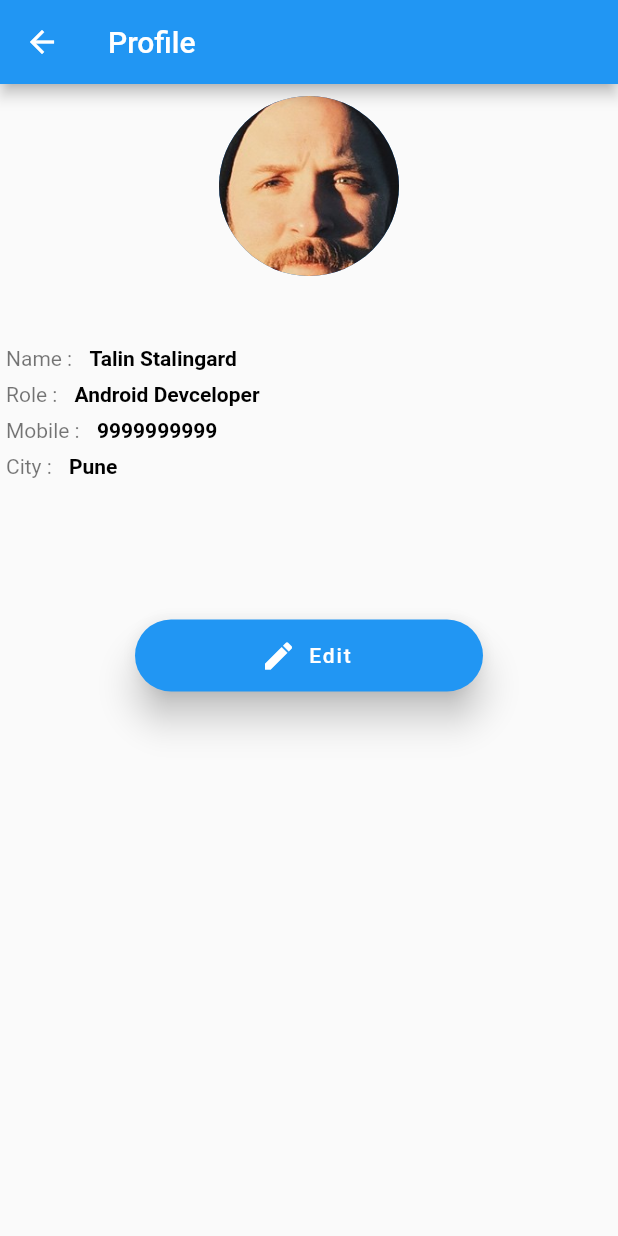
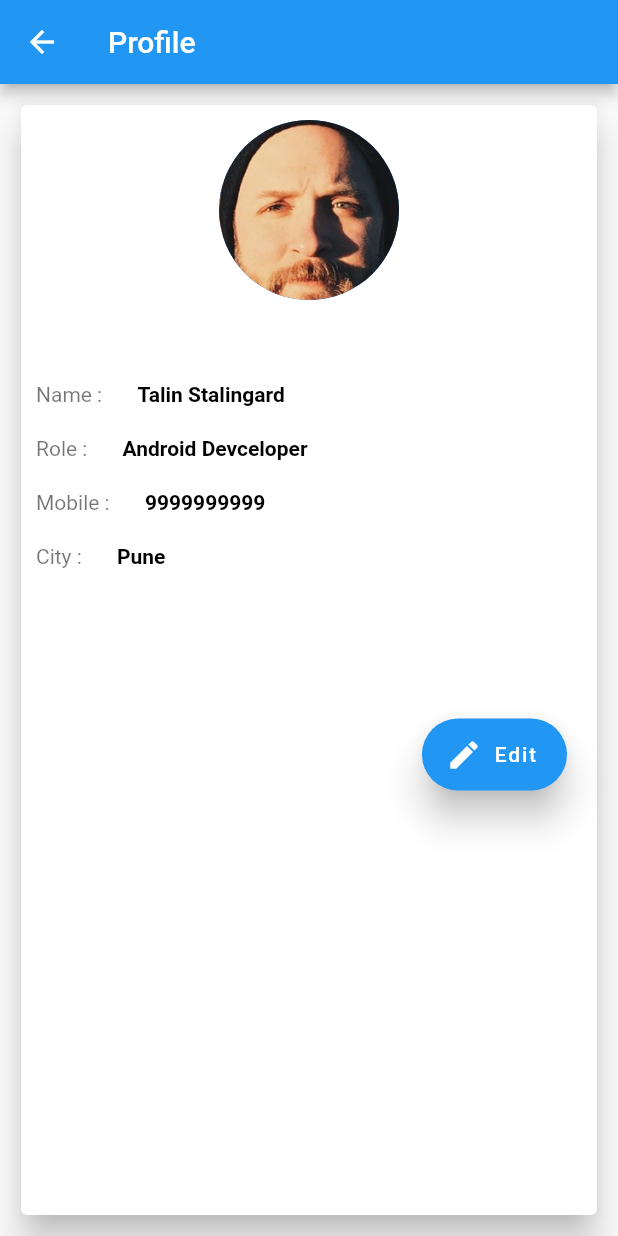
Before and after one commit to ShivaniSN/Flutter-Trial, a Flutter app: the Dashboard screen opened directly, in the side drawer, after a tap on "Profile", on a phone screen of 412 x 824 dp. Run offline on Flutter 3.47's test engine with Material 2 defaults, Android fonts, the phone set to English and light mode, and no system bars; our stand-ins replace carousel_pro.

Commit message:
connectivity between logout option of dasboard and login done

```diff
--- a/lib/Dashboard.dart
+++ b/lib/Dashboard.dart
@@ -1,7 +1,9 @@
 import 'package:carousel_pro/carousel_pro.dart';
 import 'package:flutter/material.dart';
+import 'package:flutter/services.dart';
 import 'package:flutter_app/Category.dart';
 import 'package:flutter_app/ChangePassword.dart';
+import 'package:flutter_app/Login.dart';
 
 import 'Profile.dart';
 
@@ -145,6 +147,14 @@ class Dashboard extends StatelessWidget {
                 Icons.exit_to_app,
                 color: Colors.blue,
               ),
+              onTap: (){
+                Navigator.pushReplacement(
+                  context,
+                  new MaterialPageRoute(
+                      builder: (context) => new Login()),
+                );
+              }
+                  //to exit the app => => => => => => SystemChannels.platform.invokeMethod<void>('SystemNavigator.pop'),
             )
           ],
         ),
--- a/lib/Profile.dart
+++ b/lib/Profile.dart
@@ -4,7 +4,7 @@ import 'package:flutter_app/EditTextWidget.dart';
 
 class Profile extends StatelessWidget {
   String userName;
-  var iconList = [Icons.person,Icons.mobile_screen_share];
+  var iconList = [Icons.person, Icons.mobile_screen_share];
 
   Profile(String loginName) {
     userName = loginName;
@@ -29,10 +29,14 @@ class Profile extends StatelessWidget {
             }),
         title: Text('Profile'),
       ),
-      body: ListView(
+      body: Padding(
+        padding: const EdgeInsets.all(10.0),
+        child: Card(
+          elevation: 10.0,
+          child: ListView(
             children: <Widget>[
               Padding(
-            padding: EdgeInsets.all(8.0),
+                padding: EdgeInsets.all(10.0),
                 child: CircleAvatar(
                   backgroundImage: new AssetImage('assets/images/talin.jpg'),
                   minRadius: 30,
@@ -52,7 +56,7 @@ class Profile extends StatelessWidget {
               Row(
                 children: <Widget>[
                   Padding(
-                  padding: EdgeInsets.all(4.0),
+                      padding: EdgeInsets.all(10.0),
                       child: Text(
                         'Name : ',
                         style: TextStyle(
@@ -61,7 +65,7 @@ class Profile extends StatelessWidget {
                             color: Colors.black54),
                       )),
                   Padding(
-                  padding: EdgeInsets.all(4.0),
+                      padding: EdgeInsets.all(10.0),
                       child: Text(
                         'Talin Stalingard',
                         style: TextStyle(
@@ -75,7 +79,7 @@ class Profile extends StatelessWidget {
               Row(
                 children: <Widget>[
                   Padding(
-                  padding: EdgeInsets.all(4.0),
+                      padding: EdgeInsets.all(10.0),
                       child: Text(
                         'Role : ',
                         style: TextStyle(
@@ -84,7 +88,7 @@ class Profile extends StatelessWidget {
                             color: Colors.black54),
                       )),
                   Padding(
-                  padding: EdgeInsets.all(4.0),
+                      padding: EdgeInsets.all(10.0),
                       child: Text(
                         'Android Devceloper',
                         style: TextStyle(
@@ -98,7 +102,7 @@ class Profile extends StatelessWidget {
               Row(
                 children: <Widget>[
                   Padding(
-                  padding: EdgeInsets.all(4.0),
+                      padding: EdgeInsets.all(10.0),
                       child: Text(
                         'Mobile : ',
                         style: TextStyle(
@@ -107,7 +111,7 @@ class Profile extends StatelessWidget {
                             color: Colors.black54),
                       )),
                   Padding(
-                  padding: EdgeInsets.all(4.0),
+                      padding: EdgeInsets.all(10.0),
                       child: Text(
                         '9999999999',
                         style: TextStyle(
@@ -121,7 +125,7 @@ class Profile extends StatelessWidget {
               Row(
                 children: <Widget>[
                   Padding(
-                  padding: EdgeInsets.all(4.0),
+                      padding: EdgeInsets.all(10.0),
                       child: Text(
                         'City : ',
                         style: TextStyle(
@@ -130,7 +134,7 @@ class Profile extends StatelessWidget {
                             color: Colors.black54),
                       )),
                   Padding(
-                  padding: EdgeInsets.all(4.0),
+                      padding: EdgeInsets.all(10.0),
                       child: Text(
                         'Pune',
                         style: TextStyle(
@@ -141,8 +145,10 @@ class Profile extends StatelessWidget {
                       ))
                 ],
               ),
-          Padding(
-            padding: EdgeInsets.all(90.0),
+              Align(
+                alignment: Alignment.bottomRight,
+                child: Padding(
+                  padding: EdgeInsets.only(top: 90.0,right: 20.0),
                   child: FloatingActionButton.extended(
                     onPressed: () {
                       _onButtonPressed(context);
@@ -151,8 +157,11 @@ class Profile extends StatelessWidget {
                     label: Text("Edit"),
                     elevation: 10.0,
                   ),
-          )
+                ),
+              ),
             ],
+          ),
+        ),
       ),
     );
   }
@@ -167,9 +176,7 @@ class Profile extends StatelessWidget {
             child: Container(
               child: _buildBottomNavigationMenu(),
               decoration: BoxDecoration(
-                color: Theme
-                    .of(context)
-                    .canvasColor,
+                color: Theme.of(context).canvasColor,
                 borderRadius: BorderRadius.only(
                   topLeft: const Radius.circular(10),
                   topRight: const Radius.circular(10),
@@ -183,8 +190,10 @@ class Profile extends StatelessWidget {
   Column _buildBottomNavigationMenu() {
     return Column(
       children: <Widget>[
-        EditTextWidget('Enter Name','What is your name ?',iconList[0],_validateUserInputUserName),
-        EditTextWidget('Enter Mobile','What is your mobile number ?',iconList[1],_validateUserInputPassword),
+        EditTextWidget('Enter Name', 'What is your name ?', iconList[0],
+            _validateUserInputUserName),
+        EditTextWidget('Enter Mobile', 'What is your mobile number ?',
+            iconList[1], _validateUserInputPassword),
         Padding(
           padding: EdgeInsetsDirectional.only(top: 40.0),
           child: Builder(
@@ -221,7 +230,7 @@ class Profile extends StatelessWidget {
     }
     if (value.isEmpty) {
       return 'Username Missing';
-    }else{
+    } else {
       return null;
     }
   }
@@ -231,7 +240,7 @@ class Profile extends StatelessWidget {
       return 'Mobile Missing';
     } else if (value.length != 10) {
       return 'Mobile should be of 10 digits';
-    }else{
+    } else {
       return null;
     }
   }
```
Lines whose indentation alone changed are shown as unchanged.
